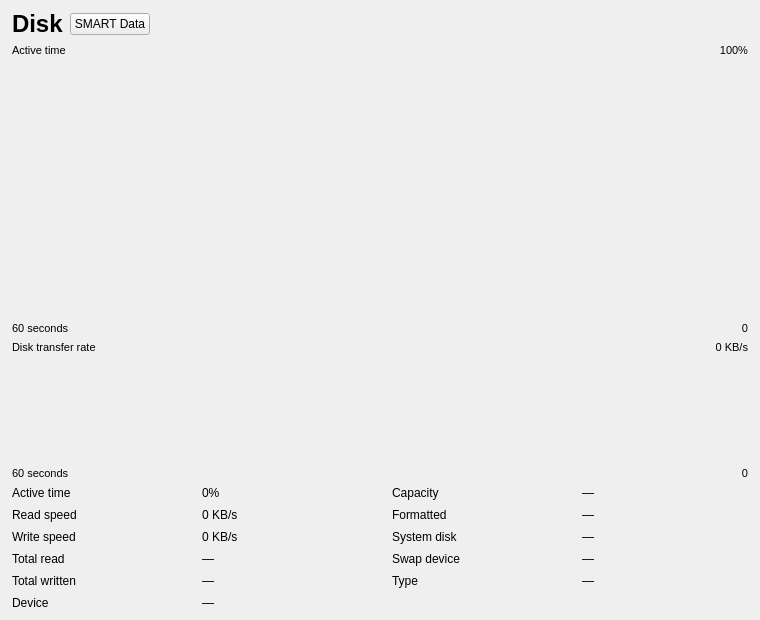
Before: the Qt Designer form src/perf/diskdetailwidget.ui in Kikkiu17/TuxManager, drawn with Qt 5.
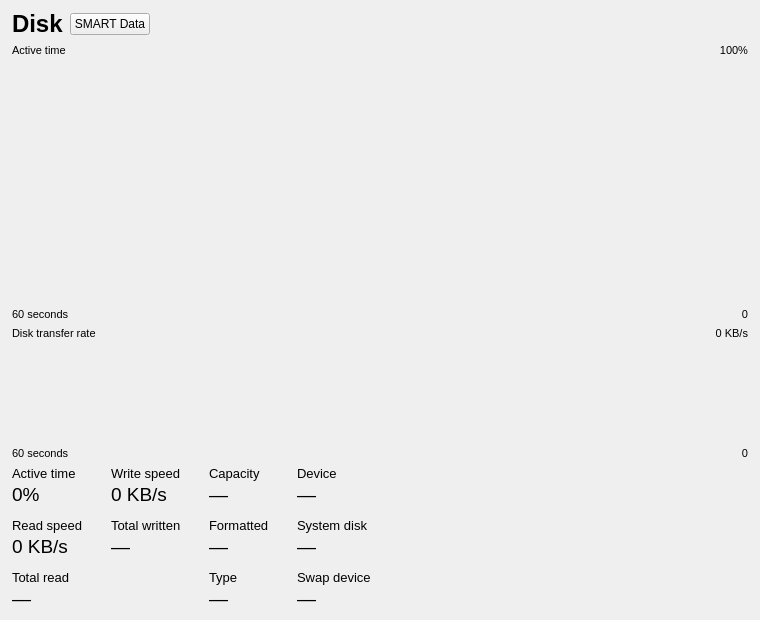
After: the same form once the commit is applied. Custom widgets are drawn as their Qt base class.

Commit message: refactor: update detail widget layouts and styling for nested grid items

Patch:
```diff
--- a/src/perf/diskdetailwidget.ui
+++ b/src/perf/diskdetailwidget.ui
@@ -158,36 +158,213 @@
 
    <item>
     <layout class="QGridLayout" name="statsGrid">
-     <property name="horizontalSpacing"><number>24</number></property>
-     <property name="verticalSpacing"><number>8</number></property>
+     <property name="horizontalSpacing"><number>28</number></property>
+     <property name="verticalSpacing"><number>12</number></property>
 
-     <item row="0" column="0"><widget class="QLabel" name="activeLabel"><property name="text"><string>Active time</string></property><property name="styleSheet"><string></string></property></widget></item>
-     <item row="0" column="1"><widget class="QLabel" name="activeValueLabel"><property name="text"><string>0%</string></property></widget></item>
-     <item row="0" column="2"><widget class="QLabel" name="capacityLabel"><property name="text"><string>Capacity</string></property><property name="styleSheet"><string></string></property></widget></item>
-     <item row="0" column="3"><widget class="QLabel" name="capacityValueLabel"><property name="text"><string>—</string></property></widget></item>
+     <!-- Column 0 -->
+     <item row="0" column="0">
+      <layout class="QVBoxLayout" name="activeLayout">
+       <property name="spacing"><number>2</number></property>
+       <item>
+        <widget class="QLabel" name="activeLabel">
+         <property name="styleSheet"><string>font-size: 10pt;</string></property>
+         <property name="text"><string>Active time</string></property>
+        </widget>
+       </item>
+       <item>
+        <widget class="QLabel" name="activeValueLabel">
+         <property name="styleSheet"><string>font-size: 14pt;</string></property>
+         <property name="text"><string>0%</string></property>
+        </widget>
+       </item>
+      </layout>
+     </item>
+     <item row="1" column="0">
+      <layout class="QVBoxLayout" name="readLayout">
+       <property name="spacing"><number>2</number></property>
+       <item>
+        <widget class="QLabel" name="readLabel">
+         <property name="styleSheet"><string>font-size: 10pt;</string></property>
+         <property name="text"><string>Read speed</string></property>
+        </widget>
+       </item>
+       <item>
+        <widget class="QLabel" name="readValueLabel">
+         <property name="styleSheet"><string>font-size: 14pt;</string></property>
+         <property name="text"><string>0 KB/s</string></property>
+        </widget>
+       </item>
+      </layout>
+     </item>
+     <item row="2" column="0">
+      <layout class="QVBoxLayout" name="totalReadLayout">
+       <property name="spacing"><number>2</number></property>
+       <item>
+        <widget class="QLabel" name="totalReadLabel">
+         <property name="styleSheet"><string>font-size: 10pt;</string></property>
+         <property name="text"><string>Total read</string></property>
+        </widget>
+       </item>
+       <item>
+        <widget class="QLabel" name="totalReadValueLabel">
+         <property name="styleSheet"><string>font-size: 14pt;</string></property>
+         <property name="text"><string>—</string></property>
+        </widget>
+       </item>
+      </layout>
+     </item>
 
-     <item row="1" column="0"><widget class="QLabel" name="readLabel"><property name="text"><string>Read speed</string></property><property name="styleSheet"><string></string></property></widget></item>
-     <item row="1" column="1"><widget class="QLabel" name="readValueLabel"><property name="text"><string>0 KB/s</string></property></widget></item>
-     <item row="1" column="2"><widget class="QLabel" name="formattedLabel"><property name="text"><string>Formatted</string></property><property name="styleSheet"><string></string></property></widget></item>
-     <item row="1" column="3"><widget class="QLabel" name="formattedValueLabel"><property name="text"><string>—</string></property></widget></item>
+     <!-- Column 1 -->
+     <item row="0" column="1">
+      <layout class="QVBoxLayout" name="writeLayout">
+       <property name="spacing"><number>2</number></property>
+       <item>
+        <widget class="QLabel" name="writeLabel">
+         <property name="styleSheet"><string>font-size: 10pt;</string></property>
+         <property name="text"><string>Write speed</string></property>
+        </widget>
+       </item>
+       <item>
+        <widget class="QLabel" name="writeValueLabel">
+         <property name="styleSheet"><string>font-size: 14pt;</string></property>
+         <property name="text"><string>0 KB/s</string></property>
+        </widget>
+       </item>
+      </layout>
+     </item>
+     <item row="1" column="1">
+      <layout class="QVBoxLayout" name="totalWriteLayout">
+       <property name="spacing"><number>2</number></property>
+       <item>
+        <widget class="QLabel" name="totalWriteLabel">
+         <property name="styleSheet"><string>font-size: 10pt;</string></property>
+         <property name="text"><string>Total written</string></property>
+        </widget>
+       </item>
+       <item>
+        <widget class="QLabel" name="totalWriteValueLabel">
+         <property name="styleSheet"><string>font-size: 14pt;</string></property>
+         <property name="text"><string>—</string></property>
+        </widget>
+       </item>
+      </layout>
+     </item>
 
-     <item row="2" column="0"><widget class="QLabel" name="writeLabel"><property name="text"><string>Write speed</string></property><property name="styleSheet"><string></string></property></widget></item>
-     <item row="2" column="1"><widget class="QLabel" name="writeValueLabel"><property name="text"><string>0 KB/s</string></property></widget></item>
-     <item row="2" column="2"><widget class="QLabel" name="systemDiskLabel"><property name="text"><string>System disk</string></property><property name="styleSheet"><string></string></property></widget></item>
-     <item row="2" column="3"><widget class="QLabel" name="systemDiskValueLabel"><property name="text"><string>—</string></property></widget></item>
+     <!-- Column 2 -->
+     <item row="0" column="2">
+      <layout class="QVBoxLayout" name="capacityLayout">
+       <property name="spacing"><number>2</number></property>
+       <item>
+        <widget class="QLabel" name="capacityLabel">
+         <property name="styleSheet"><string>font-size: 10pt;</string></property>
+         <property name="text"><string>Capacity</string></property>
+        </widget>
+       </item>
+       <item>
+        <widget class="QLabel" name="capacityValueLabel">
+         <property name="styleSheet"><string>font-size: 14pt;</string></property>
+         <property name="text"><string>—</string></property>
+        </widget>
+       </item>
+      </layout>
+     </item>
+     <item row="1" column="2">
+      <layout class="QVBoxLayout" name="formattedLayout">
+       <property name="spacing"><number>2</number></property>
+       <item>
+        <widget class="QLabel" name="formattedLabel">
+         <property name="styleSheet"><string>font-size: 10pt;</string></property>
+         <property name="text"><string>Formatted</string></property>
+        </widget>
+       </item>
+       <item>
+        <widget class="QLabel" name="formattedValueLabel">
+         <property name="styleSheet"><string>font-size: 14pt;</string></property>
+         <property name="text"><string>—</string></property>
+        </widget>
+       </item>
+      </layout>
+     </item>
+     <item row="2" column="2">
+      <layout class="QVBoxLayout" name="typeLayout">
+       <property name="spacing"><number>2</number></property>
+       <item>
+        <widget class="QLabel" name="typeLabel">
+         <property name="styleSheet"><string>font-size: 10pt;</string></property>
+         <property name="text"><string>Type</string></property>
+        </widget>
+       </item>
+       <item>
+        <widget class="QLabel" name="typeValueLabel">
+         <property name="styleSheet"><string>font-size: 14pt;</string></property>
+         <property name="text"><string>—</string></property>
+        </widget>
+       </item>
+      </layout>
+     </item>
 
-     <item row="3" column="0"><widget class="QLabel" name="totalReadLabel"><property name="text"><string>Total read</string></property><property name="styleSheet"><string></string></property></widget></item>
-     <item row="3" column="1"><widget class="QLabel" name="totalReadValueLabel"><property name="text"><string>—</string></property></widget></item>
-     <item row="3" column="2"><widget class="QLabel" name="swapDeviceLabel"><property name="text"><string>Swap device</string></property><property name="styleSheet"><string></string></property></widget></item>
-     <item row="3" column="3"><widget class="QLabel" name="swapDeviceValueLabel"><property name="text"><string>—</string></property></widget></item>
+     <!-- Column 3 -->
+     <item row="0" column="3">
+      <layout class="QVBoxLayout" name="deviceLayout">
+       <property name="spacing"><number>2</number></property>
+       <item>
+        <widget class="QLabel" name="deviceLabel">
+         <property name="styleSheet"><string>font-size: 10pt;</string></property>
+         <property name="text"><string>Device</string></property>
+        </widget>
+       </item>
+       <item>
+        <widget class="QLabel" name="deviceValueLabel">
+         <property name="styleSheet"><string>font-size: 14pt;</string></property>
+         <property name="text"><string>—</string></property>
+        </widget>
+       </item>
+      </layout>
+     </item>
+     <item row="1" column="3">
+      <layout class="QVBoxLayout" name="systemDiskLayout">
+       <property name="spacing"><number>2</number></property>
+       <item>
+        <widget class="QLabel" name="systemDiskLabel">
+         <property name="styleSheet"><string>font-size: 10pt;</string></property>
+         <property name="text"><string>System disk</string></property>
+        </widget>
+       </item>
+       <item>
+        <widget class="QLabel" name="systemDiskValueLabel">
+         <property name="styleSheet"><string>font-size: 14pt;</string></property>
+         <property name="text"><string>—</string></property>
+        </widget>
+       </item>
+      </layout>
+     </item>
+     <item row="2" column="3">
+      <layout class="QVBoxLayout" name="swapDeviceLayout">
+       <property name="spacing"><number>2</number></property>
+       <item>
+        <widget class="QLabel" name="swapDeviceLabel">
+         <property name="styleSheet"><string>font-size: 10pt;</string></property>
+         <property name="text"><string>Swap device</string></property>
+        </widget>
+       </item>
+       <item>
+        <widget class="QLabel" name="swapDeviceValueLabel">
+         <property name="styleSheet"><string>font-size: 14pt;</string></property>
+         <property name="text"><string>—</string></property>
+        </widget>
+       </item>
+      </layout>
+     </item>
 
-     <item row="4" column="0"><widget class="QLabel" name="totalWriteLabel"><property name="text"><string>Total written</string></property><property name="styleSheet"><string></string></property></widget></item>
-     <item row="4" column="1"><widget class="QLabel" name="totalWriteValueLabel"><property name="text"><string>—</string></property></widget></item>
-     <item row="4" column="2"><widget class="QLabel" name="typeLabel"><property name="text"><string>Type</string></property><property name="styleSheet"><string></string></property></widget></item>
-     <item row="4" column="3"><widget class="QLabel" name="typeValueLabel"><property name="text"><string>—</string></property></widget></item>
-
-     <item row="5" column="0"><widget class="QLabel" name="deviceLabel"><property name="text"><string>Device</string></property><property name="styleSheet"><string></string></property></widget></item>
-     <item row="5" column="1"><widget class="QLabel" name="deviceValueLabel"><property name="text"><string>—</string></property></widget></item>
+     <!-- Spacer Column 4 -->
+     <item row="0" column="4">
+      <spacer name="statsGridSpacer">
+       <property name="orientation"><enum>Qt::Horizontal</enum></property>
+       <property name="sizeHint" stdset="0">
+        <size><width>40</width><height>20</height></size>
+       </property>
+      </spacer>
+     </item>
     </layout>
    </item>
 
```
Left out of the diff: 2 changed lines with no effect on the pictures. The commit also changes 15 other files.
